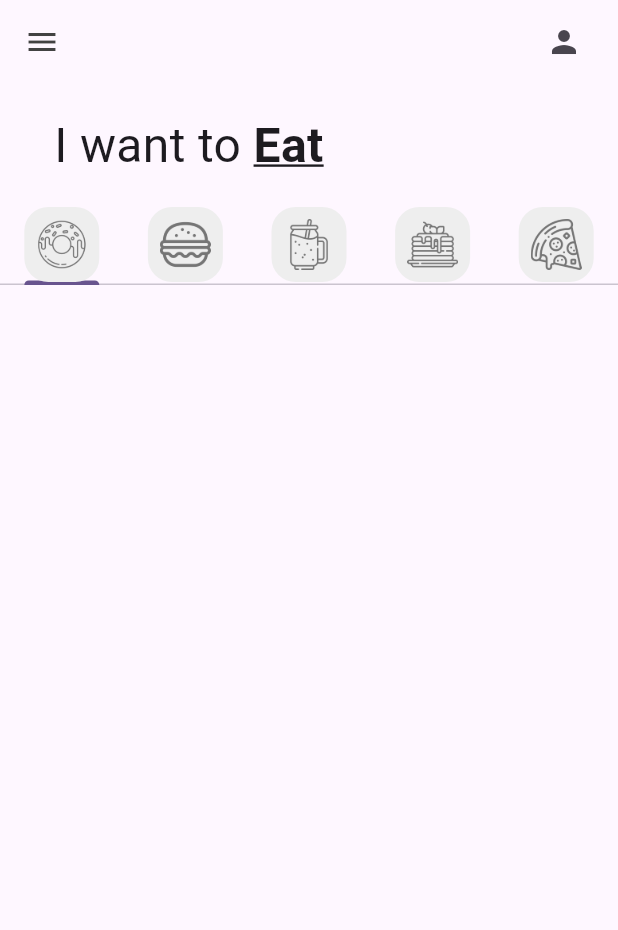
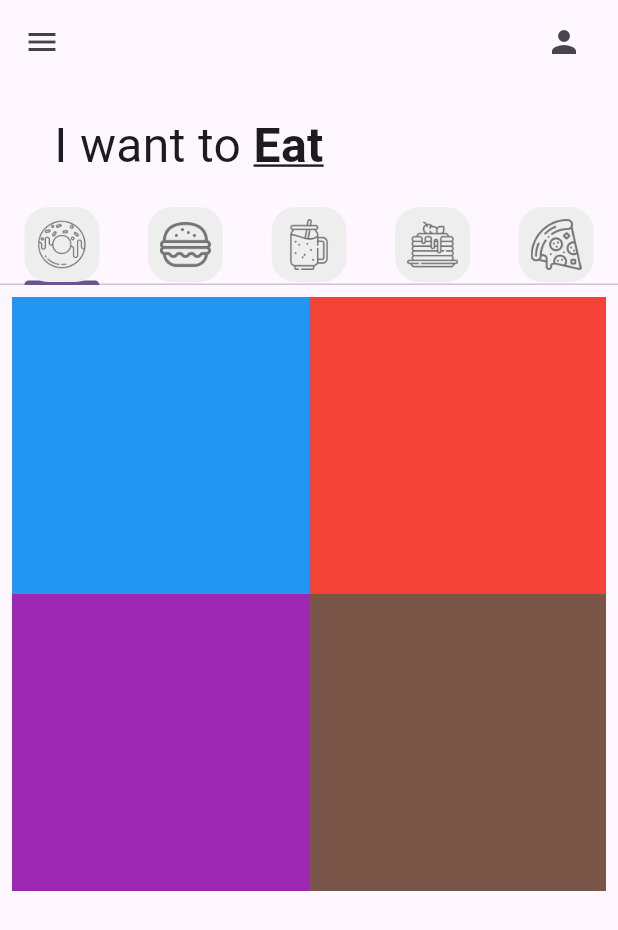
Before and after one commit to Joseph321123/donut_app_2b_aguilar, a Flutter app: the screen it shows after launch, on a phone screen of 412 x 824 dp. Shown: the top 930 px of the screen. Run offline on Flutter 3.47's test engine with Material 3 defaults, Android fonts, the phone set to English and light mode, and no system bars.

Commit message:
Starting GridView

```diff
--- a/lib/tabs/donut_tab.dart
+++ b/lib/tabs/donut_tab.dart
@@ -1,3 +1,4 @@
+import 'package:donut_app_2b_aguilar/utils/donut_tile.dart';
 import 'package:flutter/material.dart';
 
 class DonutTab extends StatelessWidget {
@@ -17,22 +18,35 @@ class DonutTab extends StatelessWidget {
 
   @override
   Widget build(BuildContext context) {
+    //Para acomodar ellementos en cuadricula //GridView
     return  GridView.builder(
-      // elementos en nuestra lista
+      // cuantos elementos tengo
+      // elementos en nuestra lista //itemCount
       itemCount: donutsOnsale.length,
       padding: const EdgeInsets.all(8.0),
+      //prepa 1: organiza como distribuir elementos en la cuadricula //gridDelegate
+      // sliver permite crear listas y scrolls eficientes con efectos personalizados y optimizados //sliver
       gridDelegate: const SliverGridDelegateWithFixedCrossAxisCount(
-        //numero de columnas
+        //numero de columnas //crossAxisCount
         crossAxisCount: 2),
       itemBuilder: (context, index){
         return DonutTile(
           donutFlavor: donutsOnsale[index][0],
           donutPrice: donutsOnsale[index][1],
           donutColor: donutsOnsale[index][2],
-          donutName: donutsOnsale[index][3],
+          imageName: donutsOnsale[index][3],
         );
-
-      };
+      },
     );
   }
 }
+
+
+//grid,en español es como malla o cuadricula
+
+   // elementos en nuestra lista
+   // itemCount: donutsOnsale.length,
+   //el eje principal en una columna es vertical
+   //el eje cruzado crosaxis para horizontal
+   //main axis un columna seria vertical
+   //Starting GridView
--- /dev/null
+++ b/lib/utils/donut_tile.dart
@@ -0,0 +1,19 @@
+import 'package:flutter/material.dart';
+
+class DonutTile extends StatelessWidget {
+  final String donutFlavor;
+  final String donutPrice;
+  //dynamic sera un tipo de color
+  final dynamic donutColor;
+  final String imageName;
+  const DonutTile({super.key, required this.donutFlavor, required this.donutPrice, this.donutColor, required this.imageName});
+
+  @override
+  Widget build(BuildContext context) {
+    return Container(
+      decoration: BoxDecoration(
+        color: donutColor[500]
+      ),
+    );
+  }
+}
```
